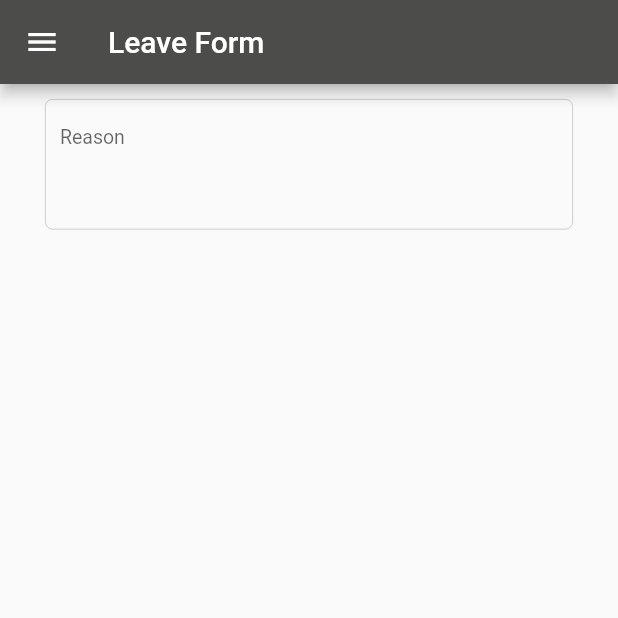
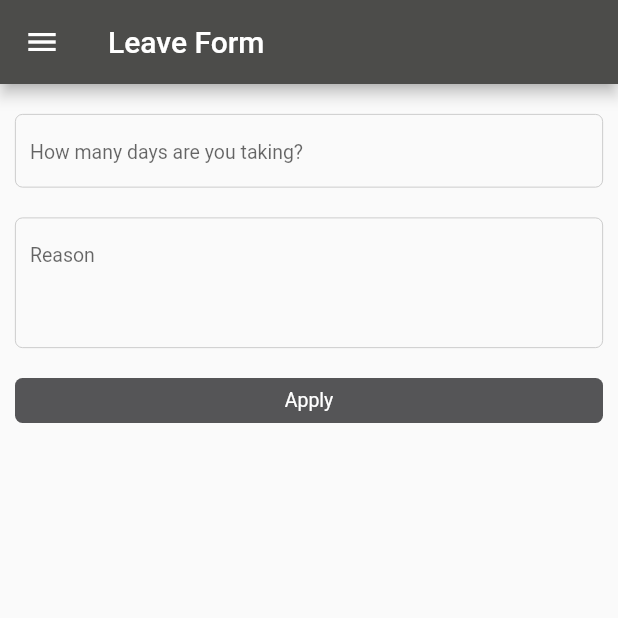
Before and after one commit to Nizam310/ess, a Flutter app: the DashBoard screen opened by its route, after a tap on "Pending Tasks", after a tap on the "play circle" icon, after a tap on "Apply for leave", on a phone screen of 412 x 824 dp, the top half of it. Run offline on Flutter 3.47's test engine with Material 2 defaults, Android fonts, the phone set to English and light mode, and no system bars; our stand-ins replace nb_utils; network calls fail.

Commit message:
leave form and other changes

```diff
--- a/lib/home/home_page.dart
+++ b/lib/home/home_page.dart
@@ -10,7 +10,6 @@ class Home extends StatelessWidget {
 
   @override
   Widget build(BuildContext context) {
-
     return ChangeNotifierProvider(
       create: (context) => HomeVm(),
       child:
@@ -32,15 +31,17 @@ class Home extends StatelessWidget {
                                   children: [
                                     Expanded(
                                       child: Container(
-                                        margin: const EdgeInsets.symmetric(vertical: 5),
-                                        padding: const EdgeInsets.symmetric(horizontal: 10,vertical: 2),
+                                        margin: const EdgeInsets.symmetric(
+                                            vertical: 5),
+                                        padding: const EdgeInsets.symmetric(
+                                            horizontal: 10, vertical: 2),
                                         decoration: BoxDecoration(
-                                            borderRadius: BorderRadius.circular(5),
+                                            borderRadius:
+                                                BorderRadius.circular(5),
                                             border: Border.all(
                                               width: 0.2,
-                                              color: Colors.grey.shade400,)
-                                        ),
-
+                                              color: Colors.grey.shade400,
+                                            )),
                                         child: Column(
                                           children: [
                                             Row(
@@ -54,7 +55,7 @@ class Home extends StatelessWidget {
                                             ),
                                             Row(
                                               mainAxisAlignment:
-                                                  MainAxisAlignment.center,
+                                                  MainAxisAlignment.end,
                                               children: [
                                                 Center(
                                                   child: IconButton(
@@ -69,7 +70,7 @@ class Home extends StatelessWidget {
                                               ],
                                             )
                                           ],
-                                        ),
+                                        ).paddingRight(20),
                                       ),
                                     ),
                                   ],
@@ -84,7 +85,6 @@ class Home extends StatelessWidget {
               title: Text("Leave Balance :   ${'5'}"),
             ).paddingSymmetric(vertical: 5),
             ListTile(
-
               hoverColor: const Color(0xFF6098FE),
               title: const Text("Apply for leave"),
               onTap: () {
--- a/lib/leave_form/leave_form.dart
+++ b/lib/leave_form/leave_form.dart
@@ -1,3 +1,4 @@
+import 'package:employee_self_service_flutter/common_widgets/button.dart';
 import 'package:employee_self_service_flutter/common_widgets/text_field.dart';
 import 'package:employee_self_service_flutter/leave_form/leave_form_provider.dart';
 import 'package:flutter/cupertino.dart';
@@ -14,9 +15,22 @@ class LeaveForm extends StatelessWidget {
       child: Consumer<LeaveFormVm>(builder: (context, data, _) {
         return Column(
           children: [
-            CusTextField(controller: data.reason, onChanged: (val) {},maxLines: 3,hintText:"Reason",).paddingSymmetric(horizontal: 30,vertical: 10)
+            CusTextField(
+              controller: data.days,
+              onChanged: (val) {},
+              hintText: "How many days are you taking?",
+            ).paddingSymmetric(horizontal: 10, vertical: 10),CusTextField(
+              controller: data.reason,
+              onChanged: (val) {},
+              maxLines: 3,
+              hintText: "Reason",
+            ).paddingSymmetric(horizontal: 10, vertical: 10),
+            CusButton(text: "Apply", onTap: (){},
+              color: const Color(0xFF555557),
+              textColor: CupertinoColors.white,
+              textSize: 13,).paddingSymmetric(horizontal: 10, vertical: 10),
           ],
-        );
+        ).paddingSymmetric(vertical: 10);
       }),
     );
   }
--- a/lib/leave_form/leave_form_provider.dart
+++ b/lib/leave_form/leave_form_provider.dart
@@ -2,4 +2,5 @@ import 'package:flutter/material.dart';
 
 class LeaveFormVm extends ChangeNotifier{
   TextEditingController reason = TextEditingController();
+  TextEditingController days = TextEditingController();
 }
```
Also changed, not shown: lib/profile/profile.dart (+7 -11 lines).
